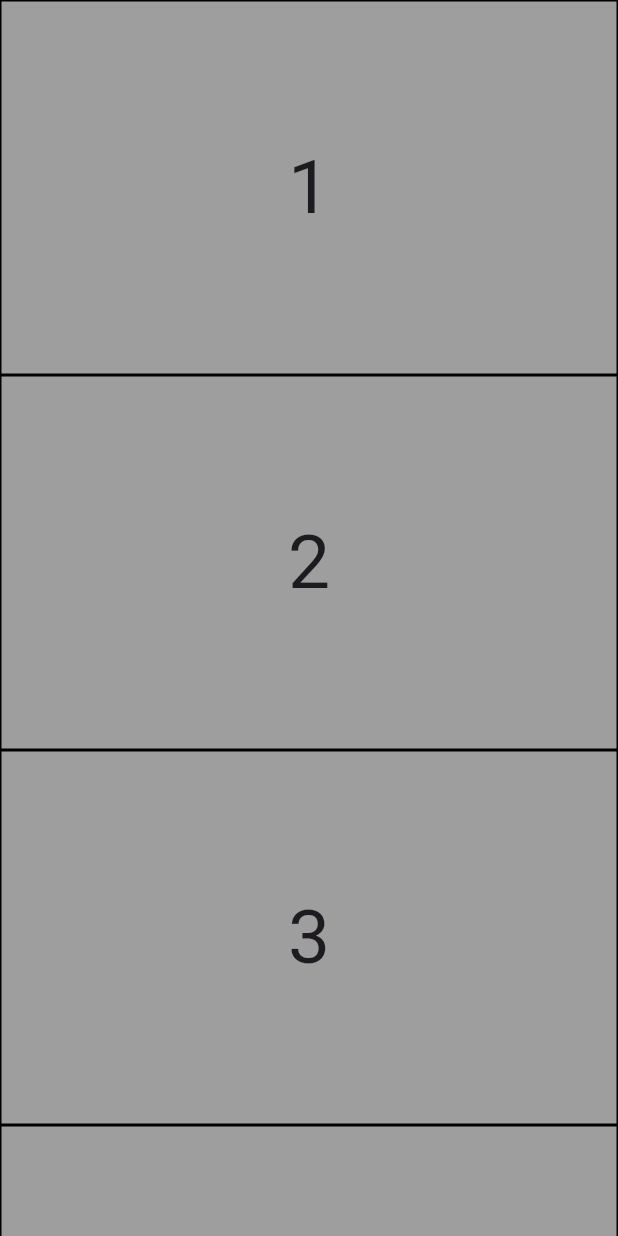
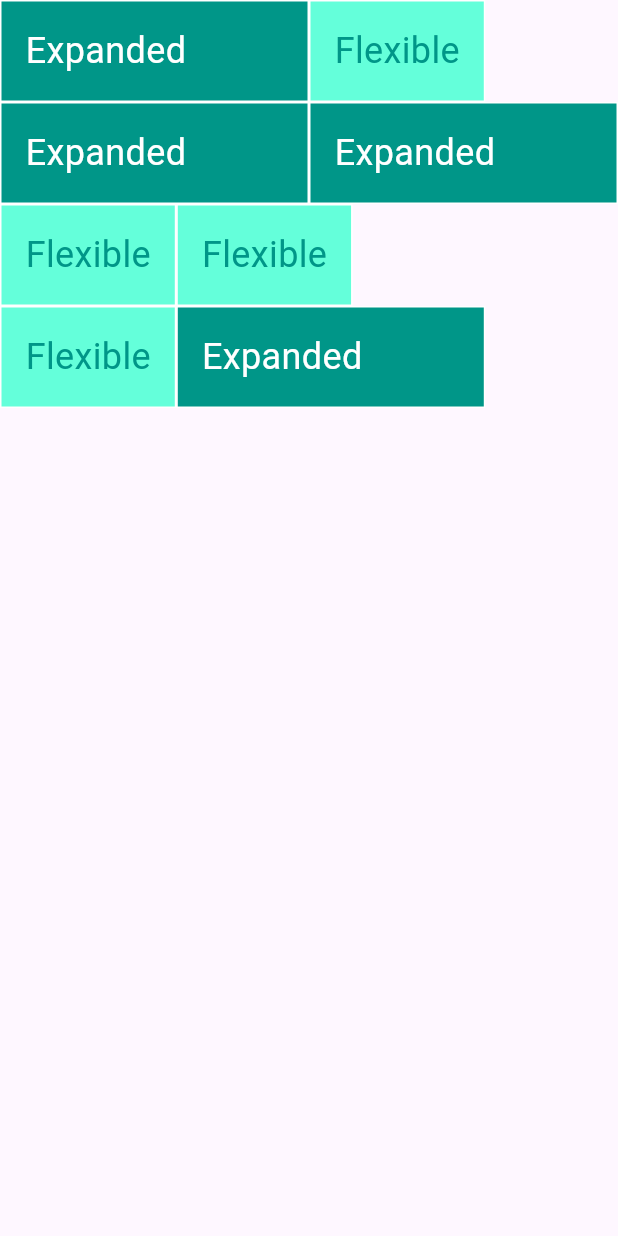
Before and after one commit to Haikalimanf/Belajar_Flutter, a Flutter app: the screen it shows after launch, on a phone screen of 412 x 824 dp. Run offline on Flutter 3.47's test engine with Material 3 defaults, Android fonts, the phone set to English and light mode, and no system bars.

Commit message:
feat: menambahkan contoh dari componen  expanded dan flexibel

```diff
--- a/lib/main.dart
+++ b/lib/main.dart
@@ -12,37 +12,147 @@
     return MaterialApp(
       title: 'First Screen',
       theme: ThemeData(primarySwatch: Colors.blue),
-      home: ScrollingScreen(),
+      home: const ExpandedFlexiblePage(),
     );
   }
 }
 
-class ScrollingScreen extends StatelessWidget {
-  final List<int> numberList = [1, 2, 3, 4, 5, 6, 7, 8, 9, 10];
+// class Rainbow extends StatelessWidget {
+//   const Rainbow({super.key});
 
-  ScrollingScreen({super.key});
+//   @override
+//   Widget build(BuildContext context) {
+//     return Column(
+//       children: <Widget>[
+//         Expanded(
+//           child: Container(
+//             color: Colors.red,
+//           ),
+//         ),
+//         Expanded(
+//           flex: 2,
+//           child: Container(
+//             color: Colors.orange,
+//           ),
+//         ),
+//         Expanded(
+//           child: Container(
+//             color: Colors.yellow,
+//           ),
+//         ),
+//         Expanded(
+//           child: Container(
+//             color: Colors.green,
+//           ),
+//         ),
+//         Expanded(
+//           child: Container(
+//             color: Colors.blue,
+//           ),
+//         ),
+//         Expanded(
+//           child: Container(
+//             color: Colors.indigo,
+//           ),
+//         ),
+//         Expanded(
+//           child: Container(
+//             color: Colors.purple,
+//           ),
+//         ),
+//       ],
+//     );
+//   }
+// }
+
+class ExpandedFlexiblePage extends StatelessWidget {
+  const ExpandedFlexiblePage({super.key});
 
   @override
   Widget build(BuildContext context) {
-    return Scaffold(
-      body: ListView.builder(
-        itemCount: numberList.length,
-        itemBuilder: (BuildContext context, int index) {
-          return Container(
-            height: 250,
-            decoration: BoxDecoration(
-              color: Colors.grey,
-              border: Border.all(color: Colors.black),
+    return const Scaffold(
+      body: SafeArea(
+        child: Column(
+          children: [
+            Row(
+              children: [
+                ExpandedWidget(),
+                FlexibleWidget(),
+              ],
             ),
-            child: Center(
-              child: Text(
-                '${numberList[index]}',
-                style: const TextStyle(fontSize: 50),
-              ),
+            Row(
+              children: [
+                ExpandedWidget(),
+                ExpandedWidget(),
+              ],
             ),
-          );
-        },
+            Row(
+              children: [
+                FlexibleWidget(),
+                FlexibleWidget(),
+              ],
+            ),
+            Row(
+              children: [
+                FlexibleWidget(),
+                ExpandedWidget(),
+              ],
+            ),
+          ],
+        ),
       ),
     );
   }
 }
+
+class ExpandedWidget extends StatelessWidget {
+  const ExpandedWidget({super.key});
+
+  @override
+  Widget build(BuildContext context) {
+    return Expanded(
+      child: Container(
+        decoration: BoxDecoration(
+          color: Colors.teal,
+          border: Border.all(color: Colors.white),
+        ),
+        child: const Padding(
+          padding: EdgeInsets.all(16.0),
+          child: Text(
+            'Expanded',
+            style: TextStyle(
+              color: Colors.white,
+              fontSize: 24,
+            ),
+          ),
+        ),
+      ),
+    );
+  }
+}
+
+class FlexibleWidget extends StatelessWidget {
+  const FlexibleWidget({super.key});
+
+  @override
+  Widget build(BuildContext context) {
+    return Flexible(
+      child: Container(
+        decoration: BoxDecoration(
+          color: Colors.tealAccent,
+          border: Border.all(color: Colors.white),
+        ),
+        child: const Padding(
+          padding: EdgeInsets.all(16.0),
+          child: Text(
+            'Flexible',
+            style: TextStyle(
+              color: Colors.teal,
+              fontSize: 24,
+            ),
+          ),
+        ),
+      ),
+    );
+  }
+}
```
